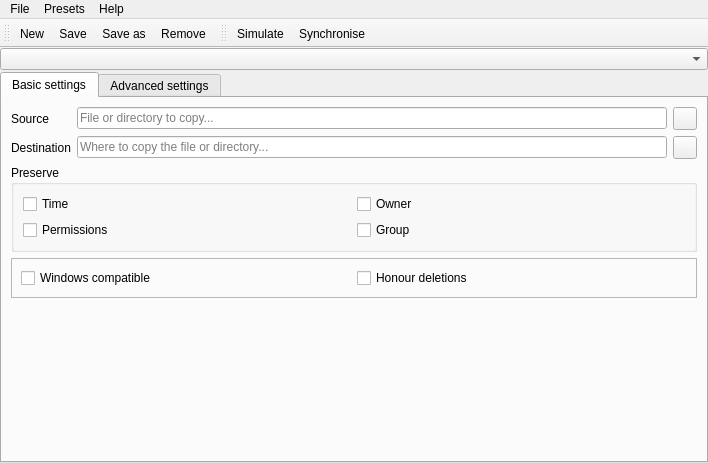
Before: the Qt Designer form ui/mainwindow.ui in darrenedale/Qync, drawn with Qt 5.
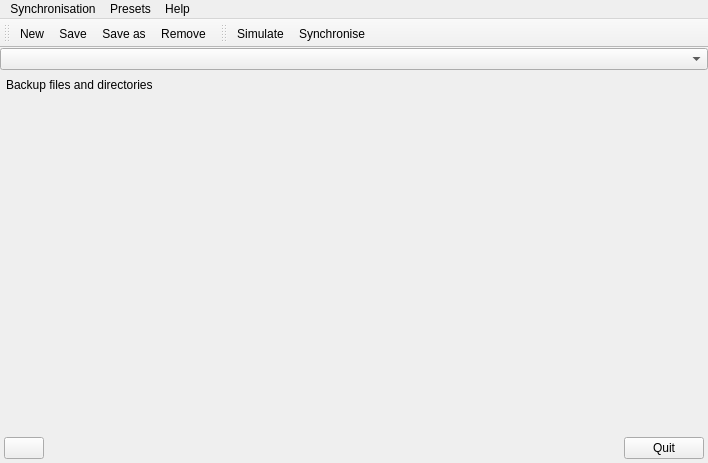
After: the same form once the commit is applied. Icons and pictures are not drawn. Custom widgets are drawn as their Qt base class.

Commit message: Added SourceDestinationWidget to enable simple and full UI modes. Added simple UI switch to GuiPreferences and PreferencesDialogue.

The edit to the form file:
```diff
--- a/ui/mainwindow.ui
+++ b/ui/mainwindow.ui
@@ -38,6 +38,67 @@
      </widget>
     </item>
     <item>
+     <widget class="QStackedWidget" name="mainStack">
+      <property name="currentIndex">
+       <number>0</number>
+      </property>
+      <widget class="QWidget" name="basicUi">
+       <layout class="QVBoxLayout" name="basicUiLayout">
+        <property name="spacing">
+         <number>4</number>
+        </property>
+        <property name="leftMargin">
+         <number>6</number>
+        </property>
+        <property name="topMargin">
+         <number>6</number>
+        </property>
+        <property name="rightMargin">
+         <number>6</number>
+        </property>
+        <property name="bottomMargin">
+         <number>6</number>
+        </property>
+        <item>
+         <widget class="QLabel" name="basicUiTitle">
+          <property name="text">
+           <string>Backup files and directories</string>
+          </property>
+         </widget>
+        </item>
+        <item>
+         <widget class="Qync::SourceDestinationWidget" name="basicSourceAndDestination" native="true"/>
+        </item>
+        <item>
+         <spacer name="basicUiSpacer">
+          <property name="orientation">
+           <enum>Qt::Vertical</enum>
+          </property>
+          <property name="sizeHint" stdset="0">
+           <size>
+            <width>20</width>
+            <height>40</height>
+           </size>
+          </property>
+         </spacer>
+        </item>
+       </layout>
+      </widget>
+      <widget class="QWidget" name="fullUi">
+       <layout class="QVBoxLayout" name="fullUiLayout">
+        <property name="leftMargin">
+         <number>0</number>
+        </property>
+        <property name="topMargin">
+         <number>0</number>
+        </property>
+        <property name="rightMargin">
+         <number>0</number>
+        </property>
+        <property name="bottomMargin">
+         <number>0</number>
+        </property>
+        <item>
      <widget class="QTabWidget" name="settingsTab">
       <property name="toolTip">
        <string>&lt;html&gt;&lt;head/&gt;&lt;body&gt;&lt;p&gt;Advanced synchronisation settings.&lt;/p&gt;&lt;p&gt;Changing these settings is only for users who are reasonably familiar with rsync.&lt;/p&gt;&lt;/body&gt;&lt;/html&gt;</string>
@@ -58,76 +119,7 @@
        </attribute>
        <layout class="QVBoxLayout" name="verticalLayout_2">
         <item>
-         <layout class="QGridLayout" name="sourceAndDestinationLayout">
-          <item row="0" column="0">
-           <widget class="QLabel" name="sourceLabel">
-            <property name="text">
-             <string>Source</string>
-            </property>
-            <property name="buddy">
-             <cstring>source</cstring>
-            </property>
-           </widget>
-          </item>
-          <item row="0" column="1">
-           <widget class="QLineEdit" name="source">
-            <property name="toolTip">
-             <string>&lt;html&gt;&lt;head/&gt;&lt;body&gt;&lt;p&gt;The source for rsync. This is the file or directory that you wish to synchronise.&lt;/p&gt;&lt;p&gt;The path must contain a trailing &lt;span style=&quot; font-weight:600;&quot;&gt;/&lt;/span&gt; if it is a directory.&lt;/p&gt;&lt;/body&gt;&lt;/html&gt;</string>
-            </property>
-            <property name="placeholderText">
-             <string>File or directory to copy...</string>
-            </property>
-           </widget>
-          </item>
-          <item row="0" column="2">
-           <widget class="QToolButton" name="chooseSource">
-            <property name="toolTip">
-             <string>Choose an existing directory for the source.</string>
-            </property>
-            <property name="text">
-             <string/>
-            </property>
-            <property name="icon">
-             <iconset theme="document-open">
-              <normaloff>.</normaloff>.</iconset>
-            </property>
-           </widget>
-          </item>
-          <item row="1" column="0">
-           <widget class="QLabel" name="destinationLabel">
-            <property name="text">
-             <string>Destination</string>
-            </property>
-            <property name="buddy">
-             <cstring>destination</cstring>
-            </property>
-           </widget>
-          </item>
-          <item row="1" column="1">
-           <widget class="QLineEdit" name="destination">
-            <property name="toolTip">
-             <string>&lt;html&gt;&lt;head/&gt;&lt;body&gt;&lt;p&gt;The destination for rsync. This is where you wish to synchronise your files to.&lt;/p&gt;&lt;p&gt;The path must contain a trailing &lt;span style=&quot; font-weight:600;&quot;&gt;/&lt;/span&gt; if it is a directory.&lt;/p&gt;&lt;/body&gt;&lt;/html&gt;</string>
-            </property>
-            <property name="placeholderText">
-             <string>Where to copy the file or directory...</string>
-            </property>
-           </widget>
-          </item>
-          <item row="1" column="2">
-           <widget class="QToolButton" name="chooseDestination">
-            <property name="toolTip">
-             <string>Choose an existing directory for the destination.</string>
-            </property>
-            <property name="text">
-             <string/>
-            </property>
-            <property name="icon">
-             <iconset theme="document-open">
-              <normaloff>.</normaloff>.</iconset>
-            </property>
-           </widget>
-          </item>
-         </layout>
+             <widget class="Qync::SourceDestinationWidget" name="sourceAndDestination" native="true"/>
         </item>
         <item>
          <widget class="QGroupBox" name="preserveBox">
@@ -418,6 +410,63 @@
     </item>
    </layout>
   </widget>
+     </widget>
+    </item>
+    <item>
+     <layout class="QHBoxLayout" name="controlBox">
+      <property name="spacing">
+       <number>4</number>
+      </property>
+      <property name="leftMargin">
+       <number>4</number>
+      </property>
+      <property name="topMargin">
+       <number>4</number>
+      </property>
+      <property name="rightMargin">
+       <number>4</number>
+      </property>
+      <property name="bottomMargin">
+       <number>4</number>
+      </property>
+      <item>
+       <widget class="QPushButton" name="preferences">
+        <property name="text">
+         <string/>
+        </property>
+        <property name="icon">
+         <iconset theme="preferences-system">
+          <normaloff>.</normaloff>.</iconset>
+        </property>
+       </widget>
+      </item>
+      <item>
+       <spacer name="controlBoxSpacer">
+        <property name="orientation">
+         <enum>Qt::Horizontal</enum>
+        </property>
+        <property name="sizeHint" stdset="0">
+         <size>
+          <width>40</width>
+          <height>20</height>
+         </size>
+        </property>
+       </spacer>
+      </item>
+      <item>
+       <widget class="QPushButton" name="quitButton">
+        <property name="text">
+         <string>Quit</string>
+        </property>
+        <property name="icon">
+         <iconset theme="application-exit"/>
+        </property>
+       </widget>
+      </item>
+     </layout>
+    </item>
+   </layout>
+  </widget>
   <widget class="QMenuBar" name="menubar">
    <property name="geometry">
     <rect>
@@ -429,7 +478,7 @@
    </property>
    <widget class="QMenu" name="menuFile">
     <property name="title">
-     <string>File</string>
+     <string>Synchronisation</string>
     </property>
     <addaction name="actionChooseSource"/>
     <addaction name="actionChooseDestination"/>
@@ -692,6 +741,20 @@
    </property>
   </action>
  </widget>
+ <customwidgets>
+  <customwidget>
+   <class>Qync::SourceDestinationWidget</class>
+   <extends>QWidget</extends>
+   <header>src/sourcedestinationwidget.h</header>
+   <container>1</container>
+   <slots>
+    <signal>sourceChanged(QString)</signal>
+    <signal>destinationChanged(QString)</signal>
+    <slot>setSource(QString)</slot>
+    <slot>setDestination(QString)</slot>
+   </slots>
+  </customwidget>
+ </customwidgets>
  <resources>
   <include location="../resources/icons.qrc"/>
  </resources>
```
Left out of the diff: 216 changed lines with no effect on the pictures. Lines whose indentation alone changed are shown as unchanged. The commit also changes 16 other files.
